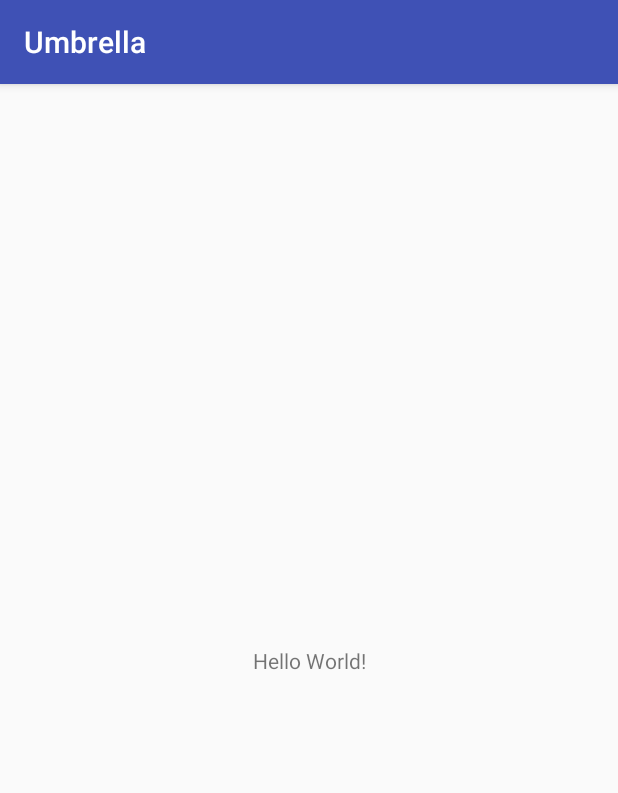
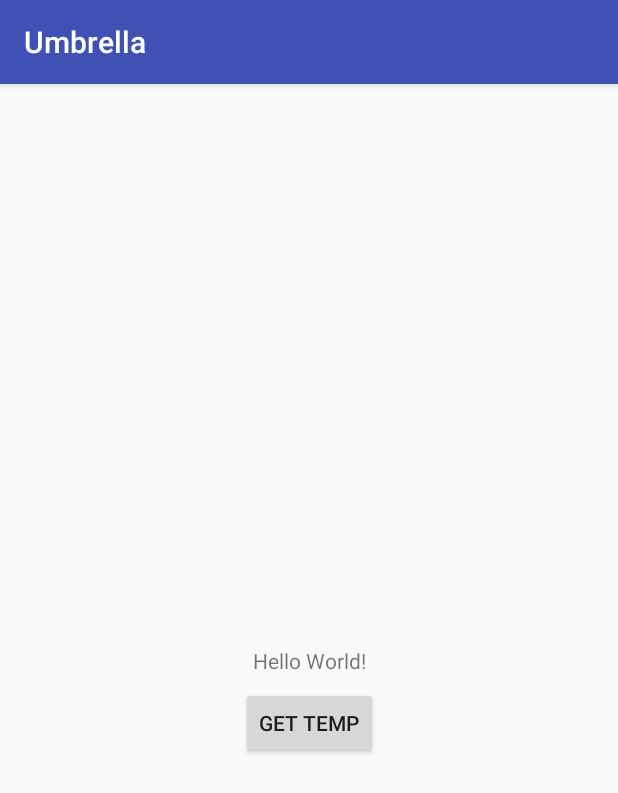
Before and after one commit to dragospetrescu/Umbrella, an Android app: the screen it shows after launch (MainActivity), on a phone screen of 412 x 824 dp. Shown: the top 793 px of the screen. Run offline under Robolectric (Android 15) with nearby library versions, the phone set to English and light mode, and no system bars.

```diff
--- a/app/build.gradle
+++ b/app/build.gradle
@@ -37,11 +37,7 @@ dependencies {
     androidTestImplementation 'com.android.support.test:runner:1.0.2'
     androidTestImplementation 'com.android.support.test.espresso:espresso-core:3.0.2'
 
-    kapt "com.google.dagger:dagger-compiler:2.9"
-    implementation "com.google.dagger:dagger:2.9"
-    implementation "org.glassfish:javax.annotation:10.0-b28"
+
     implementation "com.squareup.retrofit2:retrofit:2.3.0"
     implementation "com.squareup.retrofit2:converter-gson:2.3.0"
-    implementation "com.google.code.gson:gson:2.8.1"
-    implementation 'com.github.bumptech.glide:glide:3.7.0'
 }
--- a/app/src/main/AndroidManifest.xml
+++ b/app/src/main/AndroidManifest.xml
@@ -1,6 +1,8 @@
 <?xml version="1.0" encoding="utf-8"?>
 <manifest xmlns:android="http://schemas.android.com/apk/res/android"
     package="com.alpaca.umbrella">
+
+    <uses-permission android:name="android.permission.INTERNET"/>
 
     <application
         android:allowBackup="true"
--- a/app/src/main/java/com/alpaca/umbrella/MainActivity.kt
+++ b/app/src/main/java/com/alpaca/umbrella/MainActivity.kt
@@ -1,60 +1,66 @@
 package com.alpaca.umbrella
 
-import android.content.Context
 import android.support.v7.app.AppCompatActivity
 import android.os.Bundle
+import android.util.Log
+import android.view.View
 import android.widget.Toast
 import com.alpaca.umbrella.weather.OpenWeatherAPI
-import com.alpaca.umbrella.weather.OpenWeatherAPIModule
+import com.alpaca.umbrella.weather.OpenWeatherInterceptor
 import com.alpaca.umbrella.weather.WeatherResponse
+import okhttp3.OkHttpClient
 import retrofit2.Call
 import retrofit2.Callback
 import retrofit2.Response
-import javax.inject.Inject
+import retrofit2.Retrofit
+import retrofit2.converter.gson.GsonConverterFactory
 
-import com.alpaca.umbrella.weather.OpenWeatherAPIComponent.DaggerOpenWeatherAPIComponent
+class MainActivity: AppCompatActivity() {
 
-class MainActivity : AppCompatActivity() {
-    @Inject
-    lateinit  var api : OpenWeatherAPI
+    private lateinit var api : OpenWeatherAPI
+    private lateinit var retrofit: Retrofit
 
     override fun onCreate(savedInstanceState: Bundle?) {
         super.onCreate(savedInstanceState)
         setContentView(R.layout.activity_main)
 
-        injectDI()
-        getForecastForSevenDays("bucharest")
+        val apiClient = OkHttpClient.Builder()
+                            .addInterceptor(OpenWeatherInterceptor()).build()
 
+        retrofit = Retrofit.Builder().apply {
+            baseUrl(OpenWeatherAPI.BASE_URL)
+            addConverterFactory(GsonConverterFactory.create())
+            client(apiClient)
+        }.build()
 
+        api = retrofit.create(OpenWeatherAPI::class.java)
     }
 
-    private fun injectDI() {
-        DaggerOpenWeatherAPIComponent
-                .builder()
-                .openWeatherAPIModule(OpenWeatherAPIModule())
-                .build()
-                .inject()
+    /* on button click */
+    fun getWeather(v: View) {
+        getWeatherFromAPI("bucharest")
     }
 
-    fun getForecastForSevenDays(cityName: String) {
-        api.dailyForecast(cityName, 7).enqueue(object : Callback<WeatherResponse> {
+    fun getWeatherFromAPI(cityName : String) {
 
+        val call: Call<WeatherResponse> = api.getForecast(cityName, 1)
+
+        call.enqueue(object : Callback<WeatherResponse> {
             override fun onResponse(call: Call<WeatherResponse>, response: Response<WeatherResponse>) {
-                response.body()?.let {
-                    //This method will be created in the next step.
-                    //createListForView(it)
+                val res: WeatherResponse? = response.body()
 
-                    toast("Salut!")
-                }
+                Log.d("RESPONSE", response.toString())
+                Log.d("RESPONSE BODY", response.body().toString())
+
+                Toast.makeText(applicationContext,"Temp is " + res?.forecast!![0].main.temp,
+                        Toast.LENGTH_LONG).show()
             }
 
             override fun onFailure(call: Call<WeatherResponse>?, t: Throwable) {
+                Toast.makeText(applicationContext, "Error", Toast.LENGTH_LONG).show()
                 t.printStackTrace()
             }
         })
     }
 
-    fun Context.toast(message: CharSequence) =
-            Toast.makeText(this, message, Toast.LENGTH_SHORT).show()
-
 }
--- a/app/src/main/java/com/alpaca/umbrella/weather/GSONModule.kt
+++ /dev/null
@@ -1,16 +0,0 @@
-package com.alpaca.umbrella.weather
-
-import com.google.gson.Gson
-import com.google.gson.GsonBuilder
-import dagger.Module
-import dagger.Provides
-import javax.inject.Singleton
-
-@Module
-class GSONModule {
-    @Provides
-    @Singleton
-    fun provideGson(): Gson {
-        return GsonBuilder().create()
-    }
-}
--- a/app/src/main/java/com/alpaca/umbrella/weather/OpenWeatherAPI.kt
+++ b/app/src/main/java/com/alpaca/umbrella/weather/OpenWeatherAPI.kt
@@ -6,11 +6,12 @@ import retrofit2.http.Query
 
 interface OpenWeatherAPI {
 
-    @GET("forecast/daily/")
-    fun dailyForecast(@Query("q") cityName :
-                      String, @Query("cnt") dayCount : Int) : Call<WeatherResponse>
-
     companion object {
         val BASE_URL = "http://api.openweathermap.org/data/2.5/"
     }
+
+    @GET("forecast/daily/")
+    fun getForecast(@Query("q") cityName : String,
+                    @Query("cnt") dayCount : Int) : Call<WeatherResponse>
+
 }
--- a/app/src/main/java/com/alpaca/umbrella/weather/OpenWeatherAPIModule.kt
+++ /dev/null
@@ -1,26 +0,0 @@
-package com.alpaca.umbrella.weather
-
-import com.google.gson.Gson
-import dagger.Module
-import dagger.Provides
-import okhttp3.OkHttpClient
-import retrofit2.Retrofit
-import retrofit2.converter.gson.GsonConverterFactory
-import javax.inject.Singleton
-
-@Module(includes = arrayOf(GSONModule::class))
-class OpenWeatherAPIModule {
-
-    @Provides
-    @Singleton
-    fun provideApi(gson : Gson): OpenWeatherAPI {
-
-        val apiClient = OkHttpClient.Builder().addInterceptor(OpenWeatherInterceptor()).build()
-
-        return Retrofit.Builder().apply {
-            baseUrl(OpenWeatherAPI.BASE_URL)
-            addConverterFactory(GsonConverterFactory.create(gson))
-            client(apiClient)
-        }.build().create(OpenWeatherAPI::class.java)
-    }
-}
--- a/app/src/main/java/com/alpaca/umbrella/weather/OpenWeatherInterceptor.kt
+++ b/app/src/main/java/com/alpaca/umbrella/weather/OpenWeatherInterceptor.kt
@@ -1,20 +1,26 @@
 package com.alpaca.umbrella.weather
 
-import com.alpaca.umbrella.BuildConfig
 import okhttp3.HttpUrl
 import okhttp3.Interceptor
 import okhttp3.Response
 
 
-class OpenWeatherInterceptor : Interceptor {
+class OpenWeatherInterceptor: Interceptor {
 
-    val OPEN_WEATHER_API_KEY="4d3d290cf9e12a02ef48c1cfa976f26f"
+    companion object {
+        private val OPEN_WEATHER_API_KEY = "4d3d290cf9e12a02ef48c1cfa976f26f"
+    }
 
     override fun intercept(chain: Interceptor.Chain): Response {
-        val url: HttpUrl = chain.request().url().newBuilder().addQueryParameter("APPID", OPEN_WEATHER_API_KEY).
-                addQueryParameter("mode", "json").
-                addQueryParameter("units", "metric").build()
-        return chain.proceed(chain.request().newBuilder().addHeader("Accept", "application/json").url(url).build())
+        val url: HttpUrl = chain.request().url().newBuilder()
+                .addQueryParameter("APPID", OPEN_WEATHER_API_KEY)
+                .addQueryParameter("mode", "json")
+                .addQueryParameter("units", "metric")
+                .build()
+
+        return chain.proceed(chain.request().newBuilder()
+                .addHeader("Accept", "application/json")
+                .url(url).build())
     }
 
 }
--- a/app/src/main/res/layout/activity_main.xml
+++ b/app/src/main/res/layout/activity_main.xml
@@ -7,6 +7,7 @@
     tools:context=".MainActivity">
 
     <TextView
+        android:id="@+id/helloText"
         android:layout_width="wrap_content"
         android:layout_height="wrap_content"
         android:text="Hello World!"
@@ -15,4 +16,22 @@
         app:layout_constraintRight_toRightOf="parent"
         app:layout_constraintTop_toTopOf="parent" />
 
+    <Button
+        android:id="@+id/button1"
+        android:layout_width="wrap_content"
+        android:layout_height="wrap_content"
+        android:layout_marginBottom="8dp"
+        android:layout_marginEnd="8dp"
+        android:layout_marginLeft="8dp"
+        android:layout_marginRight="8dp"
+        android:layout_marginStart="8dp"
+        android:layout_marginTop="8dp"
+        android:onClick="getWeather"
+        android:text="Get temp"
+        app:layout_constraintBottom_toBottomOf="parent"
+        app:layout_constraintEnd_toEndOf="parent"
+        app:layout_constraintStart_toStartOf="parent"
+        app:layout_constraintTop_toBottomOf="@+id/helloText"
+        app:layout_constraintVertical_bias="0.0" />
+
 </android.support.constraint.ConstraintLayout>
```
Also changed, not shown: app/src/main/java/com/alpaca/umbrella/weather/OpenWeatherAPIComponent.kt (deleted, +0 -10 lines), app/src/main/java/com/alpaca/umbrella/weather/WeatherResponse.kt (+15 -7 lines).
